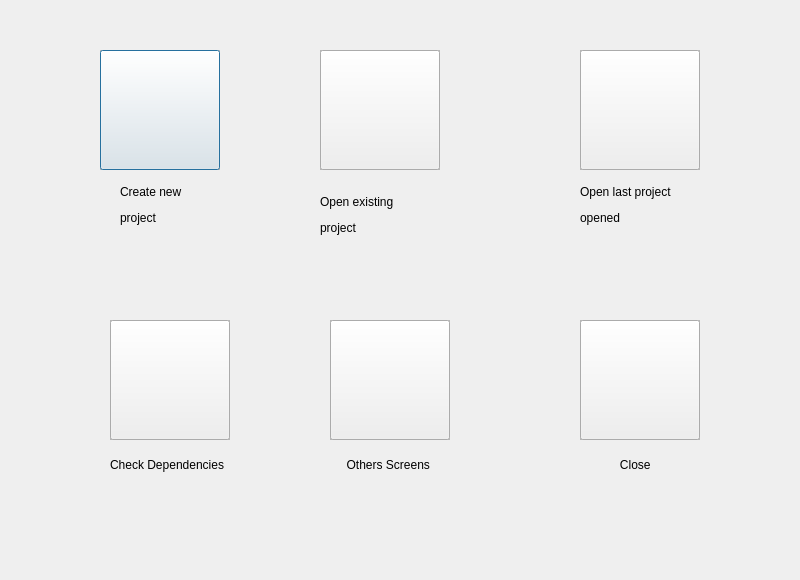
OpenShot/openshot-qt, file src/windows/ui/start-screen.ui: the form before one commit.
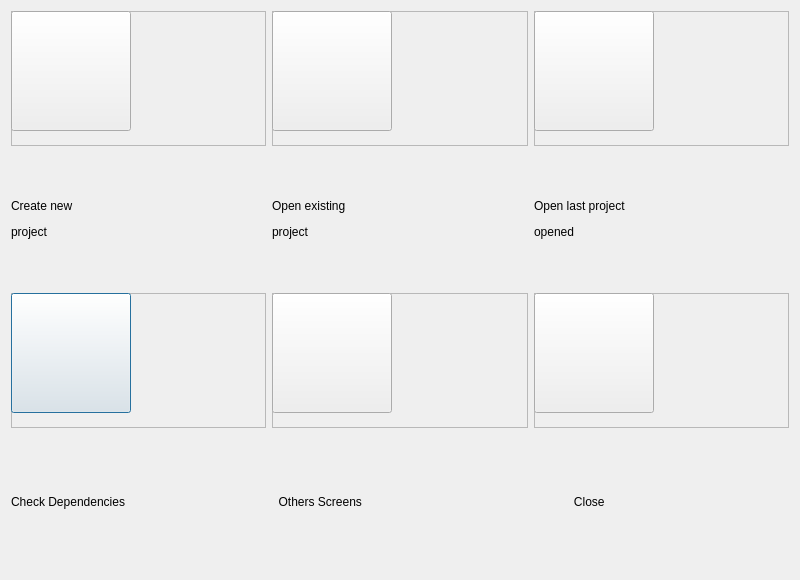
The form after the commit. Icons and pictures are not drawn.

The edit to the form file:
```diff
--- a/src/windows/ui/start-screen.ui
+++ b/src/windows/ui/start-screen.ui
@@ -20,303 +20,233 @@
   <property name="locale">
    <locale language="English" country="UnitedStates"/>
   </property>
-  <widget class="QFrame" name="frame">
-   <property name="geometry">
-    <rect>
-     <x>100</x>
-     <y>50</y>
-     <width>120</width>
-     <height>120</height>
-    </rect>
-   </property>
-   <property name="frameShape">
-    <enum>QFrame::StyledPanel</enum>
-   </property>
-   <property name="frameShadow">
-    <enum>QFrame::Raised</enum>
-   </property>
-   <widget class="QPushButton" name="btncreatenewproject">
-    <property name="geometry">
-     <rect>
-      <x>0</x>
-      <y>0</y>
-      <width>120</width>
-      <height>120</height>
-     </rect>
-    </property>
-    <property name="icon">
-     <iconset>
-      <normaloff>../../images/krita-icon.png</normaloff>../../images/krita-icon.png</iconset>
-    </property>
-    <property name="iconSize">
-     <size>
-      <width>120</width>
-      <height>120</height>
-     </size>
-    </property>
-   </widget>
-  </widget>
-  <widget class="QLabel" name="lblnew">
-   <property name="geometry">
-    <rect>
-     <x>120</x>
-     <y>180</y>
-     <width>100</width>
-     <height>50</height>
-    </rect>
-   </property>
-   <property name="text">
-    <string>&lt;html&gt;&lt;head/&gt;&lt;body&gt;&lt;p&gt;Create new&lt;/p&gt;&lt;p&gt; project&lt;/p&gt;&lt;/body&gt;&lt;/html&gt;</string>
-   </property>
-  </widget>
-  <widget class="QFrame" name="frame_2">
-   <property name="geometry">
-    <rect>
-     <x>320</x>
-     <y>50</y>
-     <width>120</width>
-     <height>120</height>
-    </rect>
-   </property>
-   <property name="frameShape">
-    <enum>QFrame::StyledPanel</enum>
-   </property>
-   <property name="frameShadow">
-    <enum>QFrame::Raised</enum>
-   </property>
-   <widget class="QPushButton" name="btnopenexistingproject">
-    <property name="geometry">
-     <rect>
-      <x>0</x>
-      <y>0</y>
-      <width>120</width>
-      <height>120</height>
-     </rect>
-    </property>
-    <property name="icon">
-     <iconset>
-      <normaloff>../../images/folder-blue.png</normaloff>../../images/folder-blue.png</iconset>
-    </property>
-    <property name="iconSize">
-     <size>
-      <width>120</width>
-      <height>120</height>
-     </size>
-    </property>
-   </widget>
-  </widget>
-  <widget class="QLabel" name="lblopenproject">
-   <property name="geometry">
-    <rect>
-     <x>320</x>
-     <y>190</y>
-     <width>100</width>
-     <height>50</height>
-    </rect>
-   </property>
-   <property name="text">
-    <string>&lt;html&gt;&lt;head/&gt;&lt;body&gt;&lt;p&gt;Open existing&lt;/p&gt;&lt;p&gt; project&lt;/p&gt;&lt;/body&gt;&lt;/html&gt;</string>
-   </property>
-  </widget>
-  <widget class="QFrame" name="frame_3">
-   <property name="geometry">
-    <rect>
-     <x>580</x>
-     <y>50</y>
-     <width>120</width>
-     <height>120</height>
-    </rect>
-   </property>
-   <property name="frameShape">
-    <enum>QFrame::StyledPanel</enum>
-   </property>
-   <property name="frameShadow">
-    <enum>QFrame::Raised</enum>
-   </property>
-   <widget class="QPushButton" name="btnopenlastproject">
-    <property name="geometry">
-     <rect>
-      <x>0</x>
-      <y>0</y>
-      <width>120</width>
-      <height>120</height>
-     </rect>
-    </property>
-    <property name="icon">
-     <iconset>
-      <normaloff>../../images/folder-video.png</normaloff>../../images/folder-video.png</iconset>
-    </property>
-    <property name="iconSize">
-     <size>
-      <width>120</width>
-      <height>120</height>
-     </size>
-    </property>
-   </widget>
-  </widget>
-  <widget class="QLabel" name="lblopenlastproject">
-   <property name="geometry">
-    <rect>
-     <x>580</x>
-     <y>180</y>
-     <width>120</width>
-     <height>50</height>
-    </rect>
-   </property>
-   <property name="text">
-    <string>&lt;html&gt;&lt;head/&gt;&lt;body&gt;&lt;p&gt;Open last project &lt;/p&gt;&lt;p&gt;opened&lt;/p&gt;&lt;/body&gt;&lt;/html&gt;</string>
-   </property>
-  </widget>
-  <widget class="QFrame" name="frame_4">
-   <property name="geometry">
-    <rect>
-     <x>110</x>
-     <y>320</y>
-     <width>120</width>
-     <height>120</height>
-    </rect>
-   </property>
-   <property name="frameShape">
-    <enum>QFrame::StyledPanel</enum>
-   </property>
-   <property name="frameShadow">
-    <enum>QFrame::Raised</enum>
-   </property>
-   <widget class="QPushButton" name="btncheckdependencies">
-    <property name="geometry">
-     <rect>
-      <x>0</x>
-      <y>0</y>
-      <width>120</width>
-      <height>120</height>
-     </rect>
-    </property>
-    <property name="icon">
-     <iconset>
-      <normaloff>../../images/compositions-icon.png</normaloff>../../images/compositions-icon.png</iconset>
-    </property>
-    <property name="iconSize">
-     <size>
-      <width>120</width>
-      <height>120</height>
-     </size>
-    </property>
-   </widget>
-  </widget>
-  <widget class="QLabel" name="lblrunwizard">
-   <property name="geometry">
-    <rect>
-     <x>110</x>
-     <y>450</y>
-     <width>140</width>
-     <height>30</height>
-    </rect>
-   </property>
-   <property name="text">
-    <string>Check Dependencies</string>
-   </property>
-  </widget>
-  <widget class="QFrame" name="frame_5">
-   <property name="geometry">
-    <rect>
-     <x>330</x>
-     <y>320</y>
-     <width>120</width>
-     <height>120</height>
-    </rect>
-   </property>
-   <property name="frameShape">
-    <enum>QFrame::StyledPanel</enum>
-   </property>
-   <property name="frameShadow">
-    <enum>QFrame::Raised</enum>
-   </property>
-   <widget class="QPushButton" name="btnothersscreens">
-    <property name="geometry">
-     <rect>
-      <x>0</x>
-      <y>0</y>
-      <width>120</width>
-      <height>120</height>
-     </rect>
-    </property>
-    <property name="icon">
-     <iconset>
-      <normaloff>../../images/camera-icon.png</normaloff>../../images/camera-icon.png</iconset>
-    </property>
-    <property name="iconSize">
-     <size>
-      <width>120</width>
-      <height>120</height>
-     </size>
-    </property>
-   </widget>
-  </widget>
-  <widget class="QLabel" name="lblotherscreen">
-   <property name="geometry">
-    <rect>
-     <x>340</x>
-     <y>450</y>
-     <width>140</width>
-     <height>30</height>
-    </rect>
-   </property>
-   <property name="text">
-    <string>  Others Screens</string>
-   </property>
-  </widget>
-  <widget class="QFrame" name="frame_6">
-   <property name="geometry">
-    <rect>
-     <x>580</x>
-     <y>320</y>
-     <width>120</width>
-     <height>120</height>
-    </rect>
-   </property>
-   <property name="frameShape">
-    <enum>QFrame::StyledPanel</enum>
-   </property>
-   <property name="frameShadow">
-    <enum>QFrame::Raised</enum>
-   </property>
-   <widget class="QPushButton" name="btnclose">
-    <property name="geometry">
-     <rect>
-      <x>0</x>
-      <y>0</y>
-      <width>120</width>
-      <height>120</height>
-     </rect>
-    </property>
-    <property name="icon">
-     <iconset>
-      <normaloff>../../images/system-shutdown.png</normaloff>../../images/system-shutdown.png</iconset>
-    </property>
-    <property name="iconSize">
-     <size>
-      <width>120</width>
-      <height>120</height>
-     </size>
-    </property>
-   </widget>
-  </widget>
-  <widget class="QLabel" name="lblquit">
-   <property name="geometry">
-    <rect>
-     <x>580</x>
-     <y>450</y>
-     <width>120</width>
-     <height>30</height>
-    </rect>
-   </property>
-   <property name="text">
-    <string>            Close</string>
-   </property>
-   <property name="alignment">
-    <set>Qt::AlignLeading|Qt::AlignLeft|Qt::AlignVCenter</set>
-   </property>
-  </widget>
+  <layout class="QGridLayout" name="gridLayout">
+   <item row="3" column="0">
+    <widget class="QLabel" name="lblrunwizard">
+     <property name="text">
+      <string>Check Dependencies</string>
+     </property>
+    </widget>
+   </item>
+   <item row="3" column="1">
+    <widget class="QLabel" name="lblotherscreen">
+     <property name="text">
+      <string>  Others Screens</string>
+     </property>
+    </widget>
+   </item>
+   <item row="2" column="0">
+    <widget class="QFrame" name="frame_4">
+     <property name="frameShape">
+      <enum>QFrame::StyledPanel</enum>
+     </property>
+     <property name="frameShadow">
+      <enum>QFrame::Raised</enum>
+     </property>
+     <widget class="QPushButton" name="btncheckdependencies">
+      <property name="geometry">
+       <rect>
+        <x>0</x>
+        <y>0</y>
+        <width>120</width>
+        <height>120</height>
+       </rect>
+      </property>
+      <property name="icon">
+       <iconset>
+        <normaloff>../../images/compositions-icon.png</normaloff>../../images/compositions-icon.png</iconset>
+      </property>
+      <property name="iconSize">
+       <size>
+        <width>120</width>
+        <height>120</height>
+       </size>
+      </property>
+     </widget>
+    </widget>
+   </item>
+   <item row="0" column="2">
+    <widget class="QFrame" name="frame_3">
+     <property name="frameShape">
+      <enum>QFrame::StyledPanel</enum>
+     </property>
+     <property name="frameShadow">
+      <enum>QFrame::Raised</enum>
+     </property>
+     <widget class="QPushButton" name="btnopenlastproject">
+      <property name="geometry">
+       <rect>
+        <x>0</x>
+        <y>0</y>
+        <width>120</width>
+        <height>120</height>
+       </rect>
+      </property>
+      <property name="icon">
+       <iconset>
+        <normaloff>../../images/folder-video.png</normaloff>../../images/folder-video.png</iconset>
+      </property>
+      <property name="iconSize">
+       <size>
+        <width>120</width>
+        <height>120</height>
+       </size>
+      </property>
+     </widget>
+    </widget>
+   </item>
+   <item row="3" column="2">
+    <widget class="QLabel" name="lblquit">
+     <property name="text">
+      <string>            Close</string>
+     </property>
+     <property name="alignment">
+      <set>Qt::AlignLeading|Qt::AlignLeft|Qt::AlignVCenter</set>
+     </property>
+    </widget>
+   </item>
+   <item row="1" column="1">
+    <widget class="QLabel" name="lblopenproject">
+     <property name="text">
+      <string>&lt;html&gt;&lt;head/&gt;&lt;body&gt;&lt;p&gt;Open existing&lt;/p&gt;&lt;p&gt; project&lt;/p&gt;&lt;/body&gt;&lt;/html&gt;</string>
+     </property>
+    </widget>
+   </item>
+   <item row="0" column="0">
+    <widget class="QFrame" name="frame">
+     <property name="frameShape">
+      <enum>QFrame::StyledPanel</enum>
+     </property>
+     <property name="frameShadow">
+      <enum>QFrame::Raised</enum>
+     </property>
+     <widget class="QPushButton" name="btncreatenewproject">
+      <property name="geometry">
+       <rect>
+        <x>0</x>
+        <y>0</y>
+        <width>120</width>
+        <height>120</height>
+       </rect>
+      </property>
+      <property name="icon">
+       <iconset>
+        <normaloff>../../images/krita-icon.png</normaloff>../../images/krita-icon.png</iconset>
+      </property>
+      <property name="iconSize">
+       <size>
+        <width>120</width>
+        <height>120</height>
+       </size>
+      </property>
+     </widget>
+    </widget>
+   </item>
+   <item row="2" column="2">
+    <widget class="QFrame" name="frame_6">
+     <property name="frameShape">
+      <enum>QFrame::StyledPanel</enum>
+     </property>
+     <property name="frameShadow">
+      <enum>QFrame::Raised</enum>
+     </property>
+     <widget class="QPushButton" name="btnclose">
+      <property name="geometry">
+       <rect>
+        <x>0</x>
+        <y>0</y>
+        <width>120</width>
+        <height>120</height>
+       </rect>
+      </property>
+      <property name="icon">
+       <iconset>
+        <normaloff>../../images/system-shutdown.png</normaloff>../../images/system-shutdown.png</iconset>
+      </property>
+      <property name="iconSize">
+       <size>
+        <width>120</width>
+        <height>120</height>
+       </size>
+      </property>
+     </widget>
+    </widget>
+   </item>
+   <item row="2" column="1">
+    <widget class="QFrame" name="frame_5">
+     <property name="frameShape">
+      <enum>QFrame::StyledPanel</enum>
+     </property>
+     <property name="frameShadow">
+      <enum>QFrame::Raised</enum>
+     </property>
+     <widget class="QPushButton" name="btnothersscreens">
+      <property name="geometry">
+       <rect>
+        <x>0</x>
+        <y>0</y>
+        <width>120</width>
+        <height>120</height>
+       </rect>
+      </property>
+      <property name="icon">
+       <iconset>
+        <normaloff>../../images/camera-icon.png</normaloff>../../images/camera-icon.png</iconset>
+      </property>
+      <property name="iconSize">
+       <size>
+        <width>120</width>
+        <height>120</height>
+       </size>
+      </property>
+     </widget>
+    </widget>
+   </item>
+   <item row="1" column="2">
+    <widget class="QLabel" name="lblopenlastproject">
+     <property name="text">
+      <string>&lt;html&gt;&lt;head/&gt;&lt;body&gt;&lt;p&gt;Open last project &lt;/p&gt;&lt;p&gt;opened&lt;/p&gt;&lt;/body&gt;&lt;/html&gt;</string>
+     </property>
+    </widget>
+   </item>
+   <item row="1" column="0">
+    <widget class="QLabel" name="lblnew">
+     <property name="text">
+      <string>&lt;html&gt;&lt;head/&gt;&lt;body&gt;&lt;p&gt;Create new&lt;/p&gt;&lt;p&gt; project&lt;/p&gt;&lt;/body&gt;&lt;/html&gt;</string>
+     </property>
+    </widget>
+   </item>
+   <item row="0" column="1">
+    <widget class="QFrame" name="frame_2">
+     <property name="frameShape">
+      <enum>QFrame::StyledPanel</enum>
+     </property>
+     <property name="frameShadow">
+      <enum>QFrame::Raised</enum>
+     </property>
+     <widget class="QPushButton" name="btnopenexistingproject">
+      <property name="geometry">
+       <rect>
+        <x>0</x>
+        <y>0</y>
+        <width>120</width>
+        <height>120</height>
+       </rect>
+      </property>
+      <property name="icon">
+       <iconset>
+        <normaloff>../../images/folder-blue.png</normaloff>../../images/folder-blue.png</iconset>
+      </property>
+      <property name="iconSize">
+       <size>
+        <width>120</width>
+        <height>120</height>
+       </size>
+      </property>
+     </widget>
+    </widget>
+   </item>
+  </layout>
  </widget>
  <resources/>
  <connections>
```
